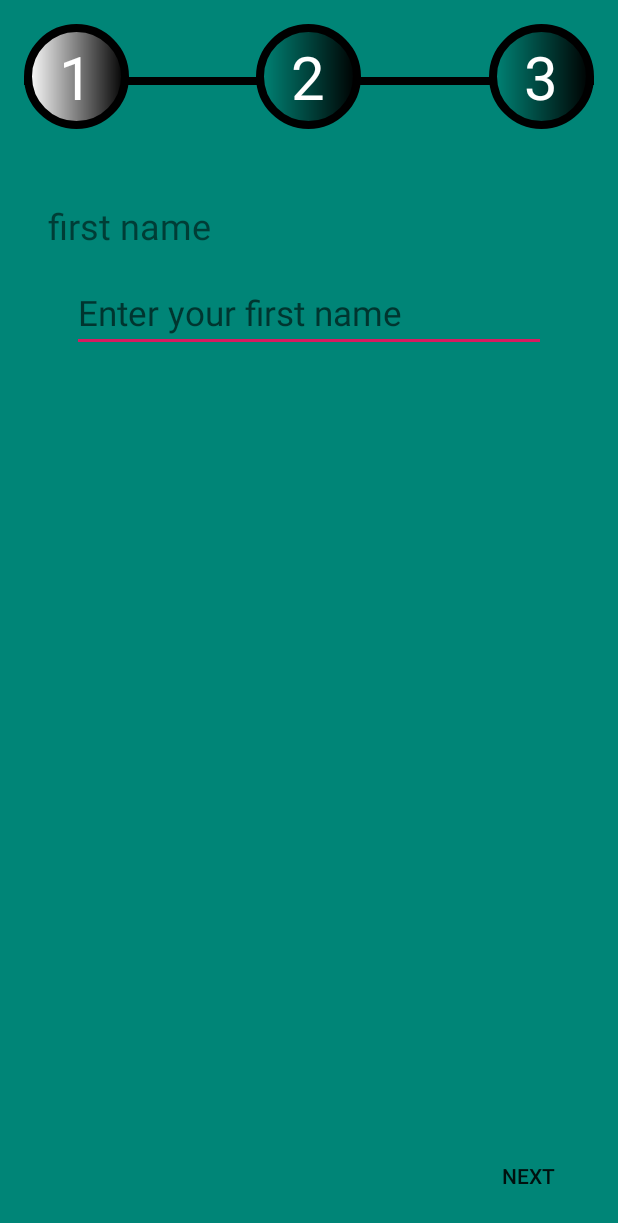
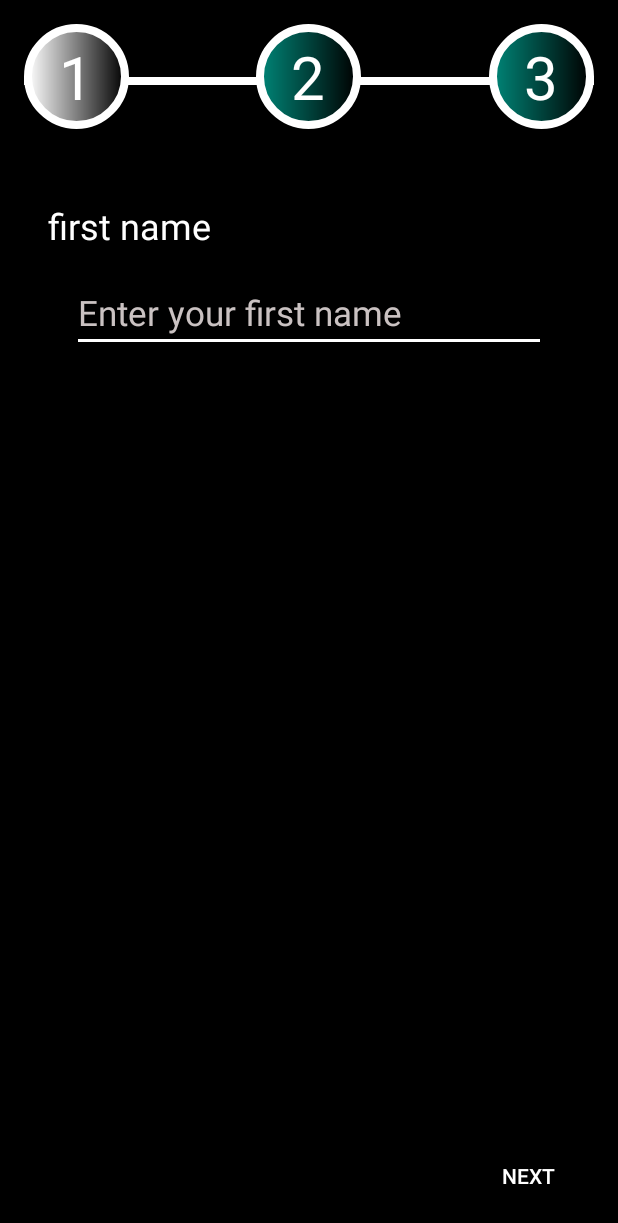
Before and after one commit to IAKOVKIR/SemiColon, an Android app: the Main2Activity screen opened directly, with no data from a screen before it, on a phone screen of 412 x 824 dp. Shown: the top 1223 px of the screen. Run offline under Robolectric (Android 15) with nearby library versions, the phone set to English and light mode, and no system bars.

Commit message:
a few changes in design(Registration)

```diff
--- a/app/src/main/res/drawable/black_cursor.xml
+++ b/app/src/main/res/drawable/black_cursor.xml
@@ -1,7 +1,7 @@
 <?xml version="1.0" encoding="utf-8"?>
 <shape xmlns:android="http://schemas.android.com/apk/res/android">
     <size android:height="20dp"
-          android:width="3dp">
+          android:width="2dp">
     </size>
-    <solid android:color="@color/BLACK"/>
+    <solid android:color="@color/WHITE"/>
 </shape>
--- a/app/src/main/res/drawable/regborder.xml
+++ b/app/src/main/res/drawable/regborder.xml
@@ -2,7 +2,7 @@
 <shape xmlns:android="http://schemas.android.com/apk/res/android"
        android:shape="oval">
     <stroke
-        android:color="@color/BLACK"
+        android:color="@color/WHITE"
         android:width="3dp"/>
     <corners
             android:radius="5dp"/>
--- a/app/src/main/res/drawable/regcircle.xml
+++ b/app/src/main/res/drawable/regcircle.xml
@@ -5,7 +5,7 @@
         android:startColor="@color/colorPrimary"
         android:endColor="@color/BLACK"/>
     <stroke
-        android:color="@color/BLACK"
+        android:color="@color/WHITE"
         android:width="5dp"/>
 
 </shape>
--- a/app/src/main/res/drawable/regupdatecircle.xml
+++ b/app/src/main/res/drawable/regupdatecircle.xml
@@ -5,7 +5,7 @@
             android:startColor="@color/WHITE"
             android:endColor="@color/BLACK"/>
     <stroke
-            android:color="@color/BLACK"
+            android:color="@color/WHITE"
             android:width="5dp"/>
 
 </shape>
--- a/app/src/main/res/layout/activity_main2.xml
+++ b/app/src/main/res/layout/activity_main2.xml
@@ -2,7 +2,7 @@
 <RelativeLayout
         xmlns:android="http://schemas.android.com/apk/res/android"
         xmlns:tools="http://schemas.android.com/tools"
-        android:background="@color/colorPrimary"
+        android:background="@color/BLACK"
         android:layout_width="match_parent"
         android:layout_height="match_parent"
         android:padding="16dp"
@@ -20,7 +20,7 @@
               android:padding="16dp"
               android:layout_height="5dp"
               android:layout_marginTop="35dp"
-              android:background="@color/BLACK"/>
+              android:background="@color/WHITE"/>
 
         <TextView
                 android:id="@+id/FirstCircle"
@@ -77,6 +77,7 @@
 
         <Button
                 android:id="@+id/buttonBack"
+                android:textColor="@color/WHITE"
                 android:background="@android:color/transparent"
                 android:layout_alignParentStart="true"
                 android:layout_width="wrap_content"
@@ -84,6 +85,7 @@
 
         <Button
                 android:id="@+id/buttonNext"
+                android:textColor="@color/WHITE"
                 android:text="@string/word_next"
                 android:background="@android:color/transparent"
                 android:layout_alignParentEnd="true"
--- a/app/src/main/res/layout/slide_layout.xml
+++ b/app/src/main/res/layout/slide_layout.xml
@@ -5,7 +5,7 @@
         android:layout_width="match_parent"
         android:layout_height="match_parent"
         android:padding="16dp"
-        android:background="@color/colorPrimary">
+        android:background="@color/BLACK">
 
     <RelativeLayout
             android:id="@+id/MainLayout"
@@ -18,23 +18,28 @@
 
         <TextView
                 android:textSize="24sp"
+                android:textColor="@color/WHITE"
                 android:layout_marginTop="16dp"
                 android:background="@android:color/transparent"
                 android:layout_width="wrap_content"
                 android:layout_height="wrap_content"
-                android:id="@+id/textView2"
-        />
+                android:id="@+id/textView2"/>
 
-        <EditText
+
+            <EditText
                 android:id="@+id/editText2"
                 android:textSize="23sp"
+                android:textCursorDrawable="@drawable/black_cursor"
+                android:backgroundTint="@color/WHITE"
+                android:textColorHint="#CAC2C2"
+                android:textColor="@color/WHITE"
                 android:layout_width="match_parent"
                 android:layout_height="wrap_content"
                 android:layout_margin="16dp"
                 android:layout_below="@+id/textView2"
                 android:inputType="text"
-                tools:ignore="Autofill,LabelFor"
-        />
+                tools:ignore="Autofill,LabelFor"/>
+
 
     </RelativeLayout>
 
@@ -56,6 +61,8 @@
             <TextView
                     android:layout_width="wrap_content"
                     android:layout_height="wrap_content"
+                    android:textColor="@color/BLACK"
+                    android:layout_margin="8dp"
                     android:textSize="19sp"
                     android:text="@string/terms_and_conditions"
             />
@@ -65,7 +72,10 @@
         <CheckBox
                 android:text="@string/agree_with_terms"
                 android:textSize="19sp"
+                android:textColor="@color/WHITE"
+                android:buttonTint="@color/WHITE"
                 android:layout_alignParentBottom="true"
+                android:paddingTop="8dp"
                 android:visibility="visible"
                 android:layout_width="wrap_content"
                 android:layout_height="wrap_content"
```
